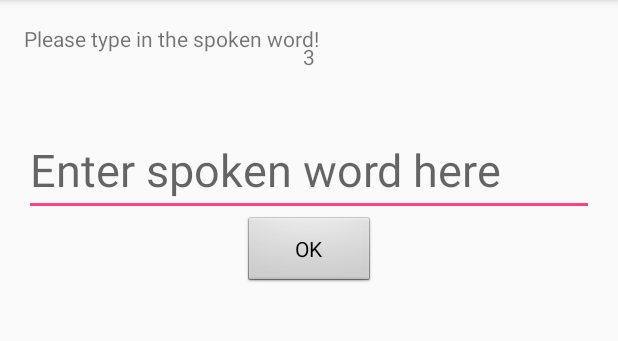
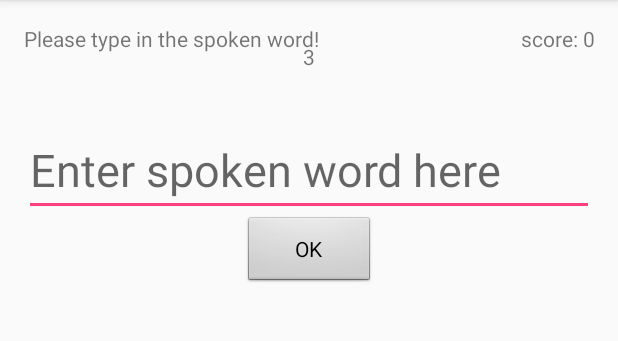
Before and after one commit to LaurentJeanpierre1/DicteeEpron, an Android app: the screen it shows after launch (DictationActivity), on a phone screen of 412 x 824 dp, the part 84-425 px from its top. Run offline under Robolectric (Android 15) with nearby library versions, the phone set to English and light mode, and no system bars; 2 statements that could not run were skipped.

Commit message:
New Icon

```diff
--- a/app/build.gradle
+++ b/app/build.gradle
@@ -25,10 +25,10 @@ dependencies {
     androidTestCompile('com.android.support.test.espresso:espresso-core:2.2.2', {
         exclude group: 'com.android.support', module: 'support-annotations'
     })
-    compile 'com.android.support:appcompat-v7:25.0.0'
-    compile 'com.android.support:design:25.0.0'
-    compile 'com.android.support:support-v4:25.0.0'
-    compile 'com.android.support:support-vector-drawable:25.0.0'
+    compile 'com.android.support:appcompat-v7:25.1.0'
+    compile 'com.android.support:design:25.1.0'
+    compile 'com.android.support:support-v4:25.1.0'
+    compile 'com.android.support:support-vector-drawable:25.1.0'
+    compile 'com.android.support:recyclerview-v7:25.1.0'
     testCompile 'junit:junit:4.12'
-    compile 'com.android.support:recyclerview-v7:25.1.0'
 }
--- a/app/src/main/AndroidManifest.xml
+++ b/app/src/main/AndroidManifest.xml
@@ -4,7 +4,7 @@
 
     <application
         android:allowBackup="true"
-        android:icon="@mipmap/ic_launcher"
+        android:icon="@mipmap/ic_ardoise"
         android:label="@string/app_name"
         android:supportsRtl="true"
         android:theme="@style/AppTheme">
--- /dev/null
+++ b/app/src/main/res/layout-v21/activity_dictation.xml
@@ -0,0 +1,35 @@
+<?xml version="1.0" encoding="utf-8"?>
+<android.support.design.widget.CoordinatorLayout xmlns:android="http://schemas.android.com/apk/res/android"
+    xmlns:app="http://schemas.android.com/apk/res-auto"
+    xmlns:tools="http://schemas.android.com/tools"
+    android:layout_width="match_parent"
+    android:layout_height="match_parent"
+    android:fitsSystemWindows="true"
+    tools:context="com.laurent.jeanpierre.dictee.DictationActivity">
+
+    <android.support.design.widget.AppBarLayout
+        android:layout_width="match_parent"
+        android:layout_height="wrap_content"
+        android:theme="@style/AppTheme.AppBarOverlay">
+
+    <android.support.v7.widget.Toolbar
+        android:id="@+id/toolbar"
+        android:layout_width="match_parent"
+        android:layout_height="?attr/actionBarSize"
+        android:background="?attr/colorPrimary"
+        app:popupTheme="@style/AppTheme.PopupOverlay" />
+
+    </android.support.design.widget.AppBarLayout>
+
+    <include layout="@layout/content_dictation" />
+
+    <android.support.design.widget.FloatingActionButton
+        android:id="@+id/fab"
+        android:layout_width="wrap_content"
+        android:layout_height="wrap_content"
+        android:layout_gravity="bottom|end"
+        android:layout_margin="@dimen/fab_margin"
+        android:backgroundTint="@color/colorPrimary"
+        app:srcCompat="@android:drawable/ic_menu_revert" />
+
+</android.support.design.widget.CoordinatorLayout>
--- a/app/src/main/res/layout-v21/content_dictation.xml
+++ b/app/src/main/res/layout-v21/content_dictation.xml
@@ -49,4 +49,15 @@
         android:id="@+id/validate"
         android:elevation="1dp"
         style="@android:style/Widget.Button" />
+
+    <TextView
+        android:text="@string/textScore"
+        android:layout_width="wrap_content"
+        android:layout_height="wrap_content"
+        android:layout_alignParentTop="true"
+        android:layout_alignParentEnd="true"
+        android:id="@+id/score"
+        android:textAlignment="center"
+        />
+
 </RelativeLayout>
--- a/build.gradle
+++ b/build.gradle
@@ -5,7 +5,7 @@ buildscript {
         jcenter()
     }
     dependencies {
-        classpath 'com.android.tools.build:gradle:2.2.2'
+        classpath 'com.android.tools.build:gradle:2.2.3'
 
         // NOTE: Do not place your application dependencies here; they belong
         // in the individual module build.gradle files
--- a/gradle.properties
+++ b/gradle.properties
@@ -14,4 +14,5 @@ org.gradle.jvmargs=-Xmx1536m
 # When configured, Gradle will run in incubating parallel mode.
 # This option should only be used with decoupled projects. More details, visit
 # http://www.gradle.org/docs/current/userguide/multi_project_builds.html#sec:decoupled_projects
-# org.gradle.parallel=true
+org.gradle.parallel=true
+org.gradle.configureondemand=true
```
Also changed, not shown: app/src/main/ic_dictee-web.png (added), app/src/main/res/mipmap-xxxhdpi/ic_ardoise.png (added).
